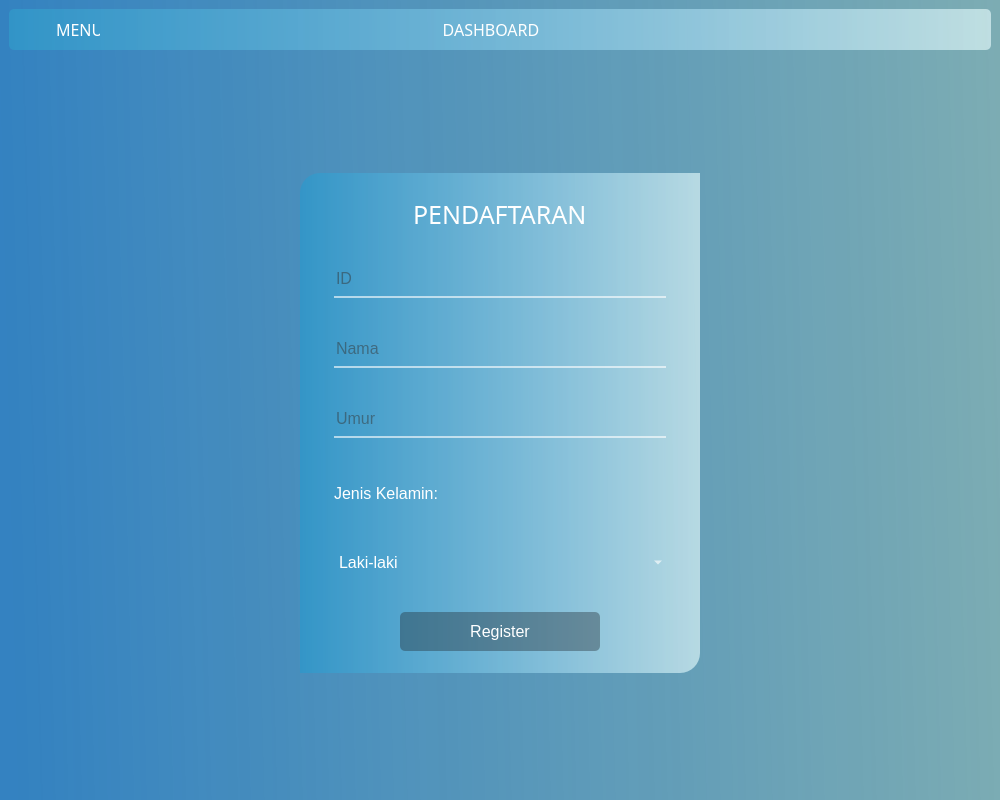
Eriqo90AW/RSCM-App, file final_design.ui: the form before one commit.
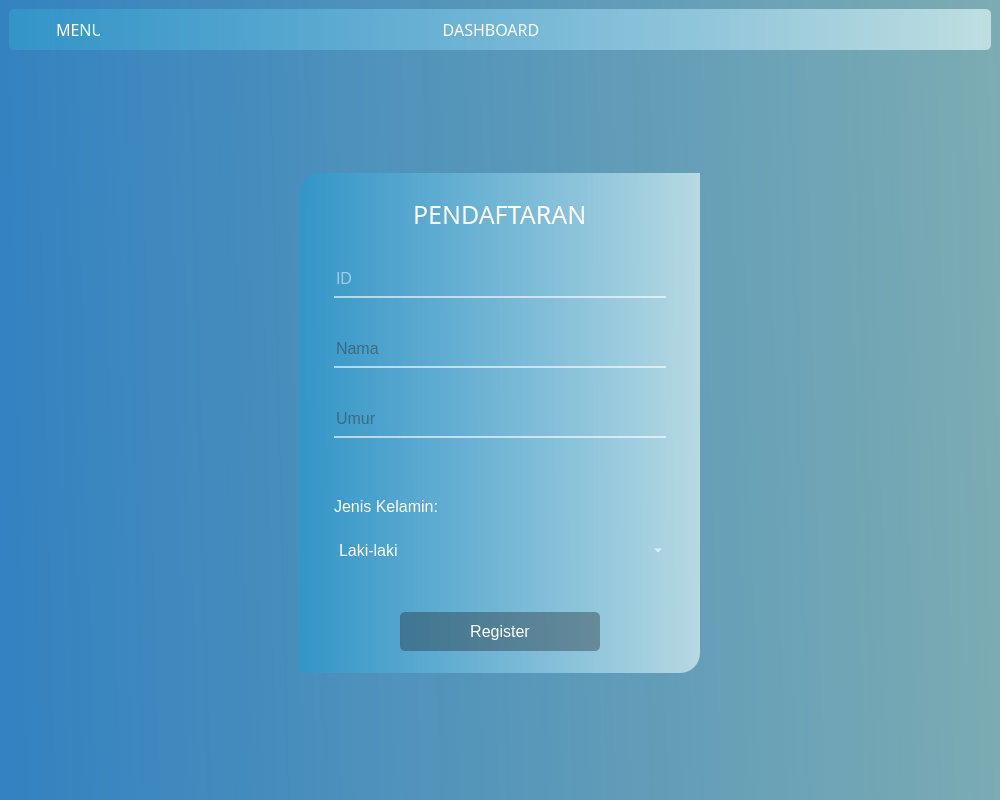
The form after the commit. The open tabs and pages were chosen to show the change. Icons and pictures are not drawn.

```diff
--- a/final_design.ui
+++ b/final_design.ui
@@ -803,7 +803,7 @@
 {
 	border:none;
 	border-bottom:2px solid rgba(255, 255, 255, 155);
-	color:rgba(50,50,50,250);
+	color:white;
 	padding-bottom:7px;
 }
 
@@ -916,6 +916,9 @@
                 <layout class="QHBoxLayout" name="horizontalLayout_10">
                  <item>
                   <widget class="QLineEdit" name="edit_signup_id">
+                   <property name="readOnly">
+                    <bool>true</bool>
+                   </property>
                    <property name="placeholderText">
                     <string>ID</string>
                    </property>
@@ -962,7 +965,7 @@
                 </layout>
                </widget>
               </item>
-              <item>
+              <item alignment="Qt::AlignBottom">
                <widget class="QFrame" name="frame_signup_label">
                 <property name="frameShape">
                  <enum>QFrame::StyledPanel</enum>
@@ -981,7 +984,7 @@
                 </layout>
                </widget>
               </item>
-              <item>
+              <item alignment="Qt::AlignTop">
                <widget class="QFrame" name="frame_signup_combobox">
                 <property name="frameShape">
                  <enum>QFrame::StyledPanel</enum>
```
Left out of the diff: 2 changed lines with no effect on the pictures.
